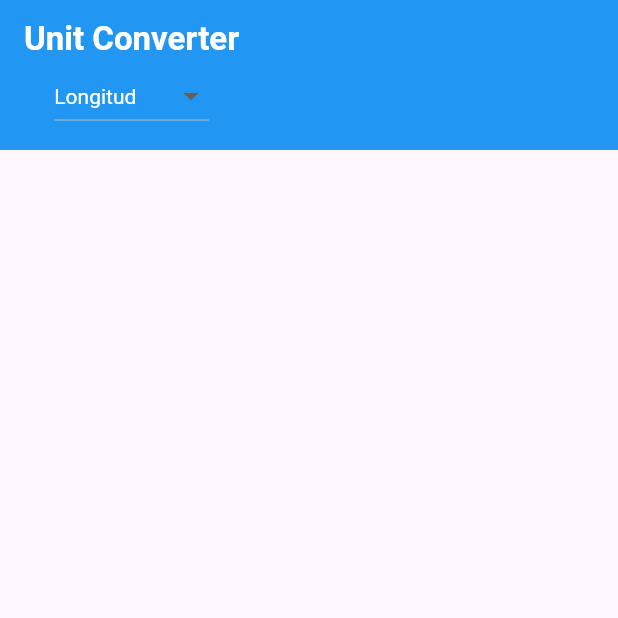
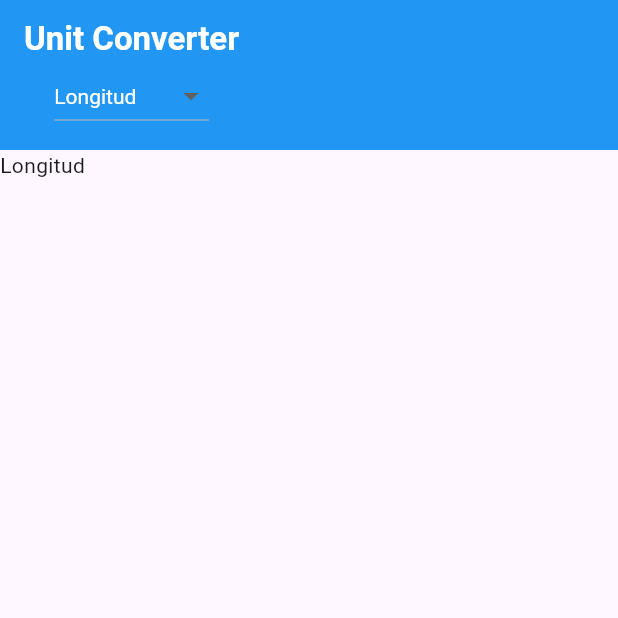
Before and after one commit to RaymundoSantorski/flutter_unit_converter, a Flutter app: the screen it shows after launch, on a phone screen of 412 x 824 dp, the top half of it. Run offline on Flutter 3.47's test engine with Material 3 defaults, Android fonts, the phone set to English and light mode, and no system bars.

Commit message:
add: conditional in body scaffold to show length screen when value equals to zero

```diff
--- /dev/null
+++ b/lib/screens/length_screen.dart
@@ -0,0 +1,15 @@
+import 'package:flutter/material.dart';
+
+class LengthScreen extends StatefulWidget {
+  const LengthScreen({super.key});
+
+  @override
+  State<LengthScreen> createState() => _LengthScreenState();
+}
+
+class _LengthScreenState extends State<LengthScreen> {
+  @override
+  Widget build(BuildContext context) {
+    return Text('Longitud');
+  }
+}
--- a/lib/widgets/main_screen.dart
+++ b/lib/widgets/main_screen.dart
@@ -1,4 +1,5 @@
 import 'package:flutter/material.dart';
+import 'package:flutter_unit_converter/screens/length_screen.dart';
 import 'package:flutter_unit_converter/widgets/appbar_content.dart';
 
 class MainScreen extends StatefulWidget {
@@ -30,6 +31,7 @@ class _MainScreenState extends State<MainScreen> {
         ),
         toolbarHeight: 100,
       ),
+      body: value == 0 ? LengthScreen() : Container(),
     );
   }
 }
```
